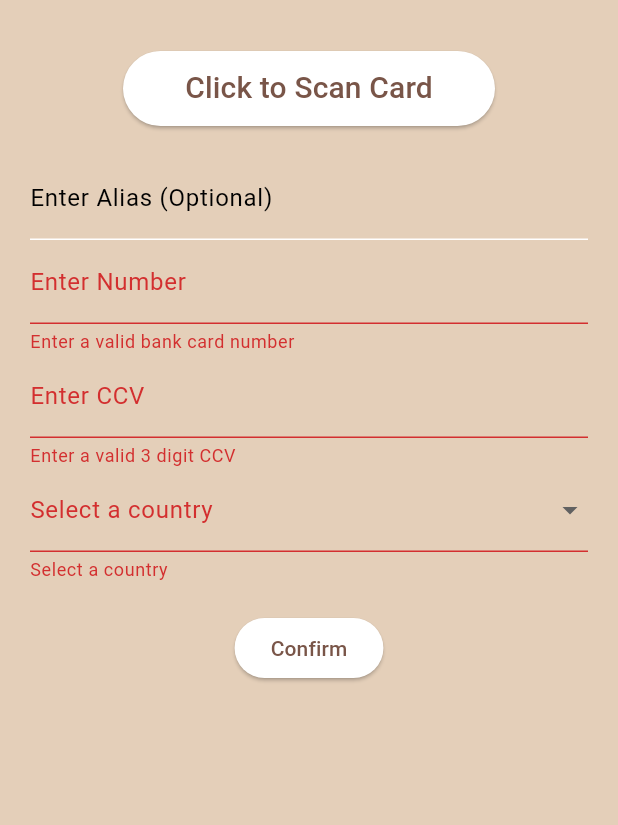
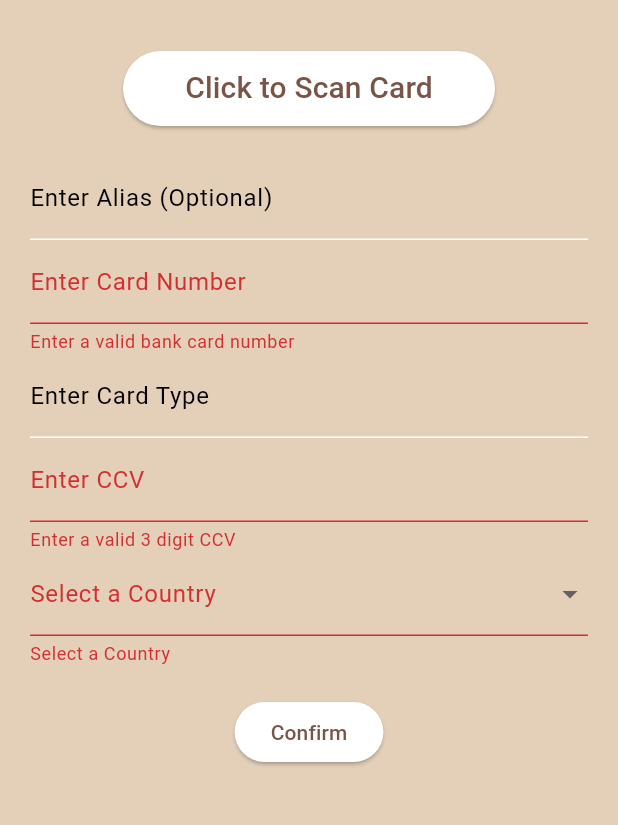
Before and after one commit to pdyason/wallet, a Flutter app: the NewCardPage screen opened directly, after a tap on "Confirm", on a phone screen of 412 x 824 dp, the part 63-888 px from its top. Run offline on Flutter 3.47's test engine with Material 3 defaults, Android fonts, the phone set to English and light mode, and no system bars; our stand-ins replace flutter_markdown, flutter_redux, flutter_secure_storage, redux; missing offline and left inert: credit_card_scanner; accounts and stored records are empty.

Commit message:
infer card type

```diff
--- a/assets/data/card_issuer_types.json
+++ b/assets/data/card_issuer_types.json
@@ -7,15 +7,27 @@
             "lengths": [13,16]
         },
         {
-            "type": "Diners Club",
+            "type": "MasterCard",
+            "prefixNumbers": ["51","55"],
+            "prefixNumberRanges": [],
+            "lengths": [16]
+        },
+        {
+            "type": "AmericanExpress",
+            "prefixNumbers": ["34","37"],
+            "prefixNumberRanges": [],
+            "lengths": [15]
+        },
+        {
+            "type": "DinersClub",
             "prefixNumbers": ["36","38"],
             "prefixNumberRanges": [{"start": "300", "end":"305"}],
             "lengths": [14]
         },
         {
-            "type": "MasterCard",
-            "prefixNumbers": ["51","55"],
-            "prefixNumberRanges": [],
+            "type": "DiscoverCard",
+            "prefixNumbers": ["6011","65"],
+            "prefixNumberRanges": [{"start": "622126", "end":"622925"},{"start": "644", "end":"649"}],
             "lengths": [16]
         },
         {
@@ -23,18 +35,6 @@
             "prefixNumbers": ["5018","5020","5038","6304","6759","6761","6762","6763"],
             "prefixNumberRanges": [],
             "lengths": [12,13,14,15,16,17,18,19]
-        },
-        {
-            "type": "American Express",
-            "prefixNumbers": ["34","37"],
-            "prefixNumberRanges": [],
-            "lengths": [15]
-        },
-        {
-            "type": "Discover Card",
-            "prefixNumbers": ["6011","65"],
-            "prefixNumberRanges": [{"start": "622126", "end":"622925"},{"start": "644", "end":"649"}],
-            "lengths": [16]
         }
     ]
 }
--- a/lib/main.dart
+++ b/lib/main.dart
@@ -10,11 +10,6 @@ import 'package:wallet/data/redux/store.dart';
 import 'app/app.dart';
 import 'package:flutter/foundation.dart' show kIsWeb;
 
-// TODO infer card type *
-// TODO action callbacks for alerts *
-// TODO add basic encryption **
-// TODO wait for loads to finish **
-
 void main() async {
   // initialize Redux store
   final store = AppStore.init();
@@ -22,22 +17,13 @@ void main() async {
   // initialize Widgets Binding
   WidgetsFlutterBinding.ensureInitialized();
 
-  // load saved data //TODO
+  // load saved data
   store.dispatch(LoadSavedData());
 
   // run flutter app
   if (kIsWeb) {
     // run flutter app for web
-    runApp(
-      // set portrait mode
-      Center(
-        child: SizedBox(
-          height: 700,
-          width: 400,
-          child: App(store),
-        ),
-      ),
-    );
+    runApp(Center(child: SizedBox(height: 700, width: 400, child: App(store))));
   } else {
     // set portrait mode
     if (io.Platform.isAndroid || io.Platform.isIOS) {
--- a/lib/pages/new_card_page/new_card_page.dart
+++ b/lib/pages/new_card_page/new_card_page.dart
@@ -4,9 +4,11 @@ import 'package:wallet/app/constants.dart';
 import 'package:wallet/app/styles.dart';
 import 'package:wallet/app/utils.dart';
 import 'package:wallet/data/models/bank_card.dart';
+import 'package:wallet/data/models/bank_card_type.dart';
 import 'package:wallet/data/redux/actions.dart';
 import 'package:wallet/data/redux/state.dart';
 import 'package:flutter/foundation.dart' show kIsWeb;
+import 'package:wallet/data/repositories/asset_data.dart';
 
 class NewCardPage extends StatelessWidget {
   const NewCardPage({super.key});
@@ -50,14 +52,37 @@ class _NewCardFormState extends State<NewCardForm> {
   final _formKey = GlobalKey<FormState>();
   final TextEditingController _aliasController = TextEditingController();
   final TextEditingController _numberController = TextEditingController();
+  final TextEditingController _typeController = TextEditingController();
   final TextEditingController _ccvController = TextEditingController();
   String? _selectedCountry;
 
-  // TODO add to validations
+  @override
+  void initState() {
+    super.initState();
+    // listen to card number changes
+    _numberController.addListener(_onCardNumberChanged);
+  }
 
-  String? _validateCCV(String? value) {
-    if (value == null || value.length != 3 || !RegExp(r'^[0-9]+$').hasMatch(value)) {
-      return 'Enter a valid 3 digit CCV';
+  Future<void> _onCardNumberChanged() async {
+    // only check for type if length is > 10
+    if (_numberController.text.length > 10) {
+      List<BankCardType> types = await AssetData.getIssuerTypes();
+      for (var type in types) {
+        if (type.lengths.contains(_numberController.text.length)) {
+          for (var prefix in type.getPrefixes()) {
+            if (_numberController.text.startsWith(prefix)) {
+              _typeController.text = type.type;
+              return;
+            }
+          }
+        }
+      }
+    }
+  }
+
+  String? _validateAlias(String? value) {
+    if (value == null || value.length > 10) {
+      return 'Maximum 10 characters';
     }
     return null;
   }
@@ -73,16 +98,23 @@ class _NewCardFormState extends State<NewCardForm> {
     return null;
   }
 
-  String? _validateAlias(String? value) {
-    if (value == null || value.length > 10) {
-      return 'Maximum 10 characters';
+  String? _validateType(String? value) {
+    if (value == null || value.length > 15) {
+      return 'Maximum 15 characters';
+    }
+    return null;
+  }
+
+  String? _validateCCV(String? value) {
+    if (value == null || value.length != 3 || !RegExp(r'^[0-9]+$').hasMatch(value)) {
+      return 'Enter a valid 3 digit CCV';
     }
     return null;
   }
 
   String? _validateCountry(value) {
     if (value == null || value.isEmpty) {
-      return 'Select a country';
+      return 'Select a Country';
     } else if (!widget.availableCountries.contains(value)) {
       return 'Cards from this country are not allowed';
     }
@@ -102,6 +134,7 @@ class _NewCardFormState extends State<NewCardForm> {
             const SizedBox(height: 20),
             _buildAlias(),
             _buildNumber(),
+            _buildType(),
             _buildCCV(),
             _buildCountry(),
             const SizedBox(height: 20),
@@ -158,6 +191,50 @@ class _NewCardFormState extends State<NewCardForm> {
     );
   }
 
+  TextFormField _buildAlias() {
+    return TextFormField(
+      controller: _aliasController,
+      decoration: const InputDecoration(
+        labelText: 'Enter Alias (Optional)',
+      ),
+      keyboardType: TextInputType.name,
+      validator: _validateAlias,
+    );
+  }
+
+  TextFormField _buildNumber() {
+    return TextFormField(
+      controller: _numberController,
+      decoration: const InputDecoration(
+        labelText: 'Enter Card Number',
+      ),
+      keyboardType: TextInputType.number,
+      validator: _validateNumber,
+    );
+  }
+
+  TextFormField _buildType() {
+    return TextFormField(
+      controller: _typeController,
+      decoration: const InputDecoration(
+        labelText: 'Enter Card Type',
+      ),
+      keyboardType: TextInputType.name,
+      validator: _validateType,
+    );
+  }
+
+  TextFormField _buildCCV() {
+    return TextFormField(
+      controller: _ccvController,
+      decoration: const InputDecoration(
+        labelText: 'Enter CCV',
+      ),
+      keyboardType: TextInputType.number,
+      validator: _validateCCV,
+    );
+  }
+
   DropdownButtonFormField<String> _buildCountry() {
     return DropdownButtonFormField<String>(
       value: _selectedCountry,
@@ -172,7 +249,7 @@ class _NewCardFormState extends State<NewCardForm> {
           child: Text(value),
         );
       }).toList(),
-      decoration: const InputDecoration(labelText: 'Select a country'),
+      decoration: const InputDecoration(labelText: 'Select a Country'),
       validator: _validateCountry,
     );
   }
@@ -181,10 +258,6 @@ class _NewCardFormState extends State<NewCardForm> {
     return ElevatedButton(
       onPressed: () {
         if (_formKey.currentState!.validate()) {
-          debug('Alias:   ${_aliasController.text}');
-          debug('Number:  ${_numberController.text}');
-          debug('CCV:     ${_ccvController.text}');
-          debug('Country: $_selectedCountry');
           StoreProvider.of<AppState>(context).dispatch(
             AddCard(
               BankCard(
@@ -192,7 +265,7 @@ class _NewCardFormState extends State<NewCardForm> {
                 number: _numberController.text,
                 ccv: _ccvController.text,
                 country: _selectedCountry ?? '',
-                type: 'Bank Card',
+                type: _typeController.text,
               ),
             ),
           );
@@ -202,37 +275,4 @@ class _NewCardFormState extends State<NewCardForm> {
       child: const Text('Confirm'),
     );
   }
-
-  TextFormField _buildAlias() {
-    return TextFormField(
-      controller: _aliasController,
-      decoration: const InputDecoration(
-        labelText: 'Enter Alias (Optional)',
-      ),
-      keyboardType: TextInputType.name,
-      validator: _validateAlias,
-    );
-  }
-
-  TextFormField _buildCCV() {
-    return TextFormField(
-      controller: _ccvController,
-      decoration: const InputDecoration(
-        labelText: 'Enter CCV',
-      ),
-      keyboardType: TextInputType.number,
-      validator: _validateCCV,
-    );
-  }
-
-  TextFormField _buildNumber() {
-    return TextFormField(
-      controller: _numberController,
-      decoration: const InputDecoration(
-        labelText: 'Enter Number',
-      ),
-      keyboardType: TextInputType.number,
-      validator: _validateNumber,
-    );
-  }
 }
```
Also changed, not shown: 2 other files.
